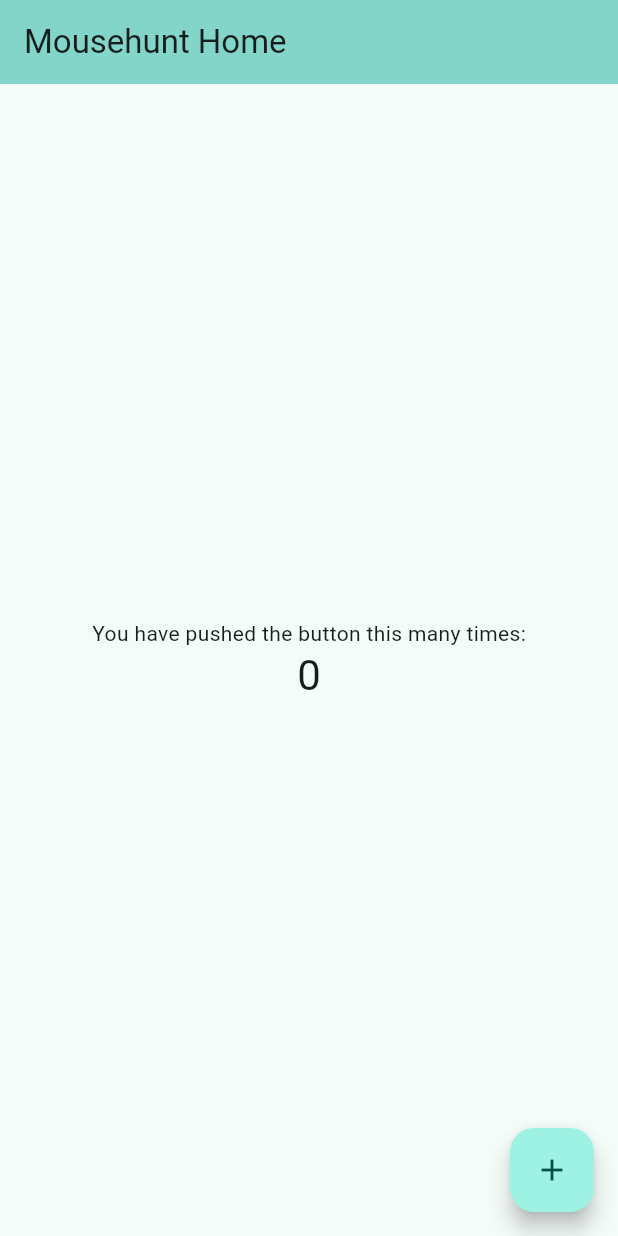
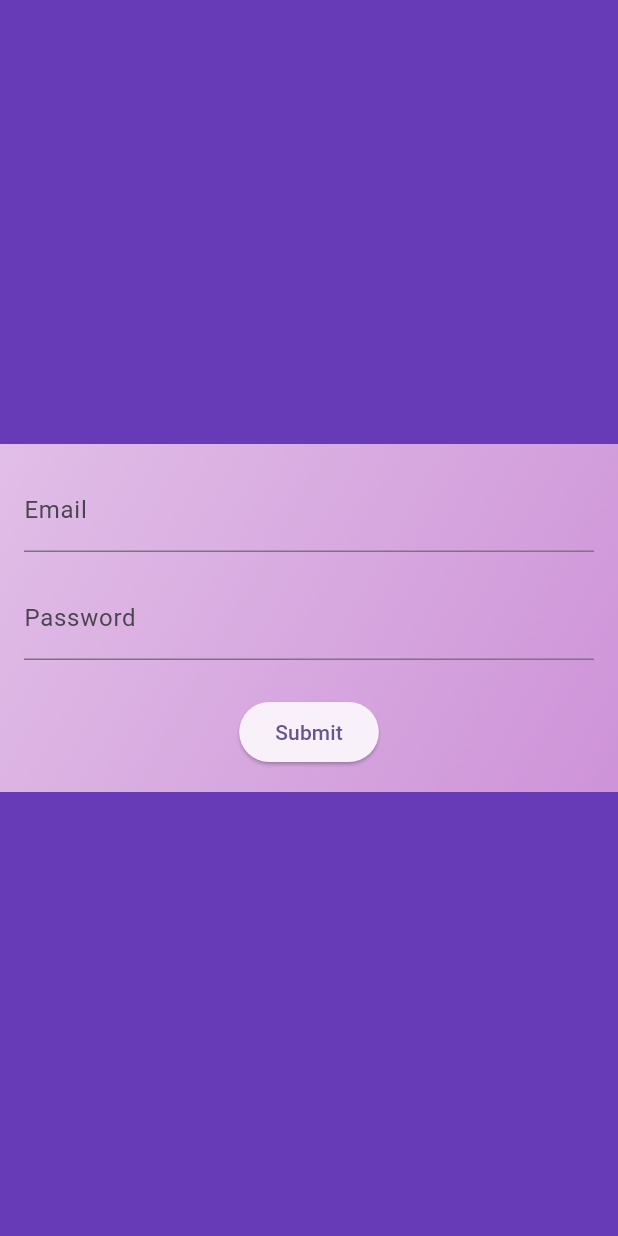
Before and after one commit to hareeshmh/mousehunt, a Flutter app: the screen it shows after launch, on a phone screen of 412 x 824 dp. Run offline on Flutter 3.47's test engine with Material 3 defaults, Android fonts, the light colour scheme and no system bars.

Commit message:
login form ui added

```diff
--- /dev/null
+++ b/lib/login_screen.dart
@@ -0,0 +1,79 @@
+import 'package:flutter/material.dart';
+import 'package:mousehunt/utils/utils.dart';
+
+class LoginForm extends StatefulWidget {
+  const LoginForm({super.key});
+
+  @override
+  LoginFormState createState() => LoginFormState();
+}
+
+class LoginFormState extends State<LoginForm> {
+  TextEditingController emailController = TextEditingController();
+  TextEditingController passwordController = TextEditingController();
+
+  @override
+  Widget build(BuildContext context) {
+    return Scaffold(
+      body: Center(
+        child: Container(
+          decoration: BoxDecoration(
+            gradient: LinearGradient(
+              begin: Alignment.topLeft,
+              end: Alignment.bottomRight,
+              colors: [Colors.purple[100]!, Colors.purple[200]!],
+            ),
+          ),
+          child: SizedBox(
+            width: 500,
+            child: Padding(
+              padding: const EdgeInsets.all(16.0),
+              child: Column(
+                mainAxisSize: MainAxisSize.min,
+                children: [
+                  TextField(
+                    controller: emailController,
+                    decoration: const InputDecoration(labelText: 'Email'),
+                  ),
+                  const SizedBox(height: 16.0),
+                  TextField(
+                    controller: passwordController,
+                    obscureText: true,
+                    decoration: const InputDecoration(labelText: 'Password'),
+                  ),
+                  const SizedBox(height: 24.0),
+                  ElevatedButton(
+                    onPressed: () {
+                      String email = '';
+                      String password = '';
+                      if (emailController.text.isNotEmpty) {
+                        email = emailController.text;
+                        if(passwordController.text.isNotEmpty) {
+                          password = passwordController.text;
+                          print('Email: $email, Password: $password');
+                        } else {
+                          Utils().mySnackBar(context, 'Please enter your password!');
+                        }
+                      } else {
+                        Utils().mySnackBar(context, 'Please enter your email!');
+                      }
+                    },
+                    child: const Text('Submit'),
+                  ),
+                ],
+              ),
+            ),
+          ),
+        ),
+      ),
+    );
+  }
+
+  @override
+  void dispose() {
+    // Dispose the controllers when the widget is disposed
+    emailController.dispose();
+    passwordController.dispose();
+    super.dispose();
+  }
+}
--- a/lib/main.dart
+++ b/lib/main.dart
@@ -1,4 +1,5 @@
 import 'package:flutter/material.dart';
+import 'package:mousehunt/login_screen.dart';
 
 void main() {
   runApp(const MouseApp());
@@ -10,60 +11,13 @@ class MouseApp extends StatelessWidget {
   @override
   Widget build(BuildContext context) {
     return MaterialApp(
-      title: 'Flutter Demo',
+      title: 'MouseHunt',
       theme: ThemeData(
-        colorScheme: ColorScheme.fromSeed(seedColor: Colors.teal),
+        colorScheme: ColorScheme.fromSeed(seedColor: Colors.deepPurple),
+        scaffoldBackgroundColor: Colors.deepPurple,
         useMaterial3: true,
       ),
-      home: const MyHomePage(title: 'Mousehunt Home'),
+      home: const LoginForm(),
     );
   }
 }
-
-class MyHomePage extends StatefulWidget {
-  const MyHomePage({super.key, required this.title});
-
-  final String title;
-
-  @override
-  State<MyHomePage> createState() => _MyHomePageState();
-}
-
-class _MyHomePageState extends State<MyHomePage> {
-  int _counter = 0;
-
-  void _incrementCounter() {
-    setState(() {
-      _counter++;
-    });
-  }
-
-  @override
-  Widget build(BuildContext context) {
-    return Scaffold(
-      appBar: AppBar(
-        backgroundColor: Theme.of(context).colorScheme.inversePrimary,
-        title: Text(widget.title),
-      ),
-      body: Center(
-        child: Column(
-          mainAxisAlignment: MainAxisAlignment.center,
-          children: <Widget>[
-            const Text(
-              'You have pushed the button this many times:',
-            ),
-            Text(
-              '$_counter',
-              style: Theme.of(context).textTheme.headlineMedium,
-            ),
-          ],
-        ),
-      ),
-      floatingActionButton: FloatingActionButton(
-        onPressed: _incrementCounter,
-        tooltip: 'Increment',
-        child: const Icon(Icons.add),
-      ),
-    );
-  }
-}
--- /dev/null
+++ b/lib/utils/utils.dart
@@ -0,0 +1,11 @@
+import 'package:flutter/material.dart';
+
+class Utils {
+  mySnackBar(BuildContext context, String text) {
+    ScaffoldMessenger.of(context).showSnackBar(
+      SnackBar(
+        content: Text(text),
+      ),
+    );
+  }
+}
```
Also changed, not shown: 1 other file.
